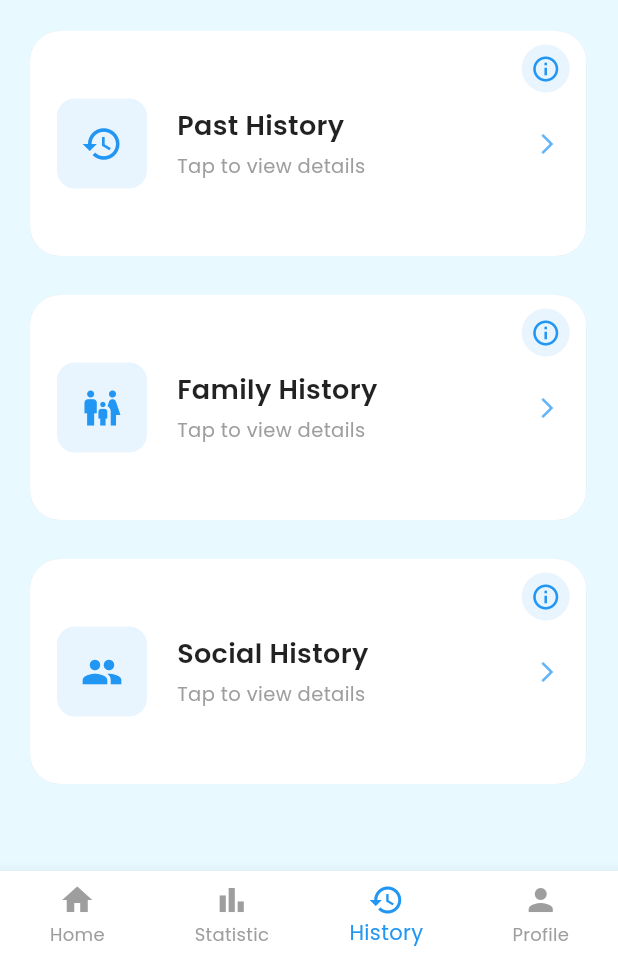
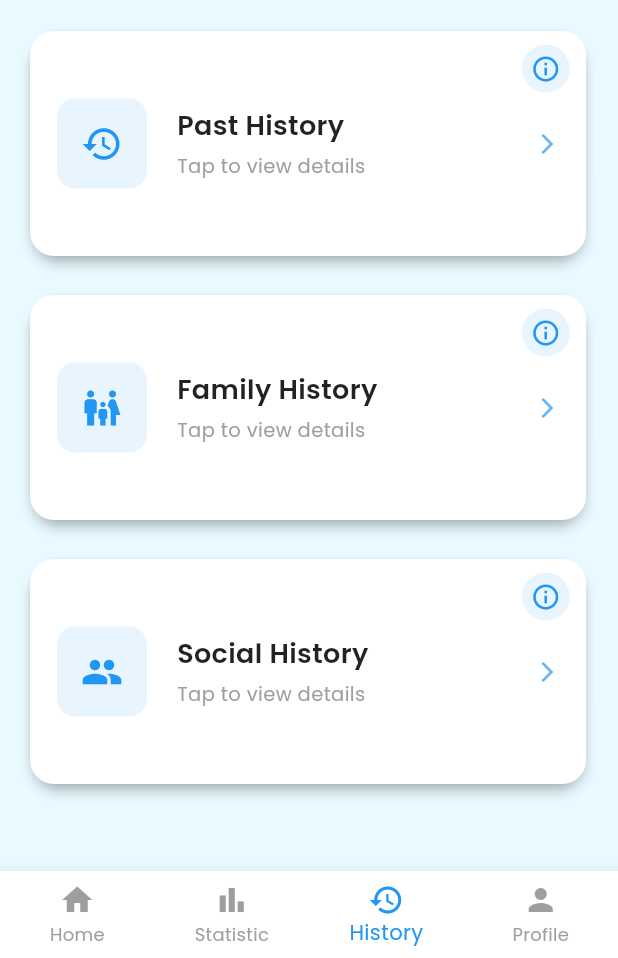
Before and after one commit to APAC-Medivance/medivance-frontend, a Flutter app: the screen it shows after launch, item 3 of the bottom bar chosen, on a phone screen of 412 x 824 dp, the part 278-1236 px from its top. Run offline on Flutter 3.47's test engine with Material 3 defaults, Android fonts, the phone set to English and light mode, and no system bars; our stand-ins replace firebase_auth, firebase_core, google_fonts; accounts and stored records are empty; network calls fail.

Commit message:
fix: showing shadow in each container

```diff
--- a/lib/view/history.dart
+++ b/lib/view/history.dart
@@ -149,8 +149,8 @@ class HistoryScreen extends StatelessWidget {
       child: Material(
         color: Colors.transparent,
         borderRadius: BorderRadius.circular(20),
-        clipBehavior: Clip.antiAlias,
-        elevation: 0,
+        clipBehavior: Clip.none,
+        elevation: 3,
         child: InkWell(
           onTap: onTap,
           splashColor: Colors.blue.withOpacity(0.1),
@@ -163,14 +163,6 @@ class HistoryScreen extends StatelessWidget {
               decoration: BoxDecoration(
                 color: Colors.white,
                 borderRadius: BorderRadius.circular(16),
-                boxShadow: [
-                  BoxShadow(
-                    color: Colors.grey.withOpacity(0.5), // Warna shadow lebih gelap atau terang
-                    spreadRadius: 10, // Lebar penyebaran shadow
-                    blurRadius: 30, // Kekuatan blur untuk efek bayangan
-                    offset: const Offset(0, 8), // Posisi shadow (x, y)
-                  ),
-                ],
               ),
                 child: Column(
                   crossAxisAlignment: CrossAxisAlignment.start,
```
